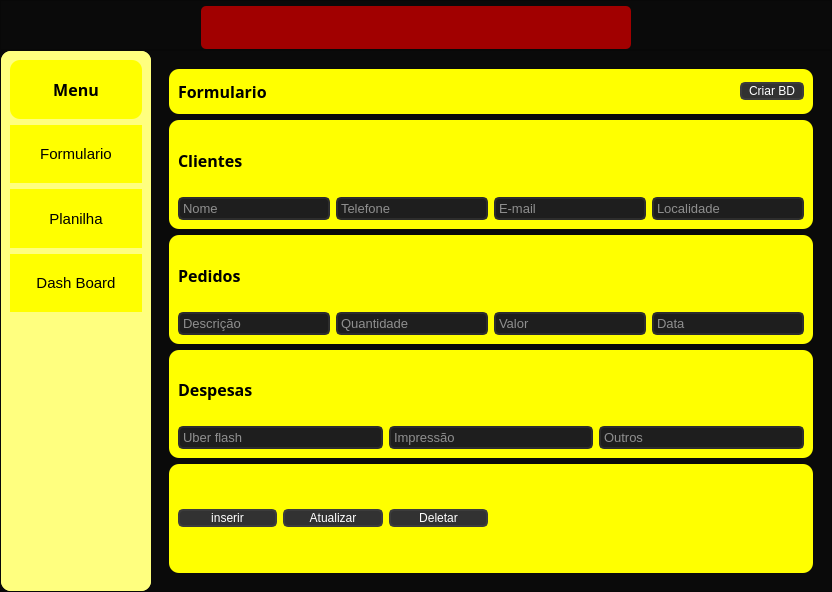
Before: the Qt Designer form v2.ui in Ton-Chyod-s/Estudo-sql-python, drawn with Qt 5.
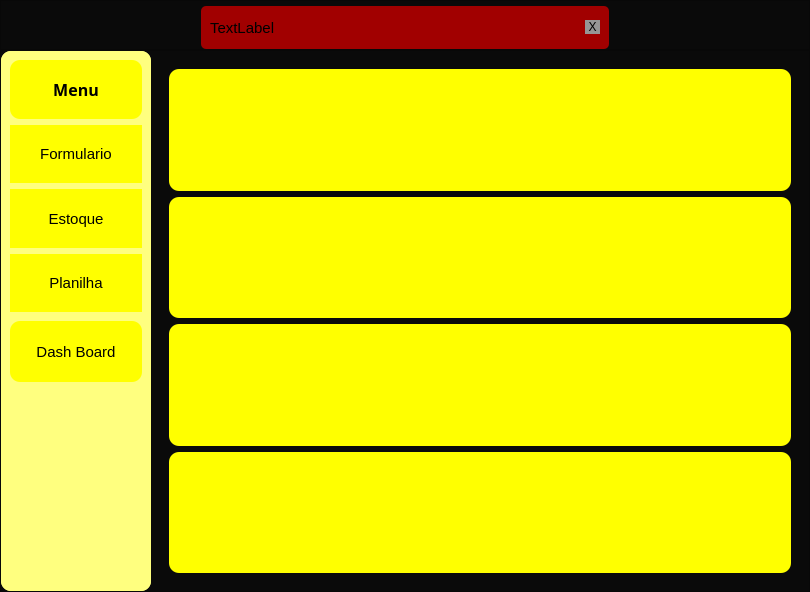
After: the same form once the commit is applied. The open tabs and pages were chosen to show the change.

The edit to the form file:
```diff
--- a/v2.ui
+++ b/v2.ui
@@ -6,7 +6,7 @@
    <rect>
     <x>0</x>
     <y>0</y>
-    <width>832</width>
+    <width>810</width>
     <height>592</height>
    </rect>
   </property>
@@ -102,6 +102,39 @@
          <property name="frameShadow">
           <enum>QFrame::Raised</enum>
          </property>
+         <layout class="QHBoxLayout" name="horizontalLayout_7">
+          <item>
+           <widget class="QLabel" name="label_erro">
+            <property name="font">
+             <font>
+              <family>Segoe UI</family>
+              <pointsize>11</pointsize>
+             </font>
+            </property>
+            <property name="text">
+             <string>TextLabel</string>
+            </property>
+           </widget>
+          </item>
+          <item>
+           <widget class="QPushButton" name="pushButton_erro">
+            <property name="maximumSize">
+             <size>
+              <width>15</width>
+              <height>16777215</height>
+             </size>
+            </property>
+            <property name="styleSheet">
+             <string notr="true">border: none;
+box-shadow: none;
+background-color: rgb(150, 150, 150);</string>
+            </property>
+            <property name="text">
+             <string>X</string>
+            </property>
+           </widget>
+          </item>
+         </layout>
         </widget>
        </item>
       </layout>
@@ -308,7 +341,7 @@
                  <number>0</number>
                 </property>
                 <item>
-                 <widget class="QPushButton" name="pushButton_planilha">
+                 <widget class="QPushButton" name="pushButton_estoque">
                   <property name="maximumSize">
                    <size>
                     <width>16777215</width>
@@ -326,7 +359,7 @@
 box-shadow: none;</string>
                   </property>
                   <property name="text">
-                   <string>Planilha</string>
+                   <string>Estoque</string>
                   </property>
                  </widget>
                 </item>
@@ -361,7 +394,7 @@
                  <number>0</number>
                 </property>
                 <item>
-                 <widget class="QPushButton" name="pushButton_dashboard">
+                 <widget class="QPushButton" name="pushButton_planilha">
                   <property name="maximumSize">
                    <size>
                     <width>16777215</width>
@@ -379,7 +412,7 @@
 box-shadow: none;</string>
                   </property>
                   <property name="text">
-                   <string>Dash Board</string>
+                   <string>Planilha</string>
                   </property>
                  </widget>
                 </item>
@@ -404,7 +437,7 @@
              <item>
               <widget class="QFrame" name="frame_5">
                <property name="styleSheet">
-                <string notr="true"/>
+                <string notr="true">background-color: rgb(255, 255, 0);</string>
                </property>
                <property name="frameShape">
                 <enum>QFrame::StyledPanel</enum>
@@ -412,7 +445,61 @@
                <property name="frameShadow">
                 <enum>QFrame::Raised</enum>
                </property>
-               <layout class="QVBoxLayout" name="verticalLayout_11"/>
+               <layout class="QVBoxLayout" name="verticalLayout_11">
+                <item>
+                 <widget class="QPushButton" name="pushButton_dashboard">
+                  <property name="maximumSize">
+                   <size>
+                    <width>16777215</width>
+                    <height>60</height>
+                   </size>
+                  </property>
+                  <property name="font">
+                   <font>
+                    <family>Segoe UI</family>
+                    <pointsize>11</pointsize>
+                   </font>
+                  </property>
+                  <property name="styleSheet">
+                   <string notr="true">border: none;
+box-shadow: none;</string>
+                  </property>
+                  <property name="text">
+                   <string>Dash Board</string>
+                  </property>
+                 </widget>
+                </item>
+               </layout>
+              </widget>
+             </item>
+             <item>
+              <widget class="QFrame" name="frame_12">
+               <property name="frameShape">
+                <enum>QFrame::StyledPanel</enum>
+               </property>
+               <property name="frameShadow">
+                <enum>QFrame::Raised</enum>
+               </property>
+              </widget>
+             </item>
+             <item>
+              <widget class="QFrame" name="frame_13">
+               <property name="frameShape">
+                <enum>QFrame::StyledPanel</enum>
+               </property>
+               <property name="frameShadow">
+                <enum>QFrame::Raised</enum>
+               </property>
+              </widget>
+             </item>
+             <item>
+              <widget class="QFrame" name="frame_14">
+               <property name="frameShape">
+                <enum>QFrame::StyledPanel</enum>
+               </property>
+               <property name="frameShadow">
+                <enum>QFrame::Raised</enum>
+               </property>
               </widget>
              </item>
             </layout>
@@ -452,6 +539,62 @@
             <property name="currentIndex">
              <number>0</number>
             </property>
+            <widget class="QWidget" name="estoque_page">
+             <layout class="QVBoxLayout" name="verticalLayout_16">
+              <item>
+               <widget class="QFrame" name="frame_19">
+                <property name="styleSheet">
+                 <string notr="true">background-color: rgb(255, 255, 0);</string>
+                </property>
+                <property name="frameShape">
+                 <enum>QFrame::StyledPanel</enum>
+                </property>
+                <property name="frameShadow">
+                 <enum>QFrame::Raised</enum>
+                </property>
+               </widget>
+              </item>
+              <item>
+               <widget class="QFrame" name="frame_33">
+                <property name="styleSheet">
+                 <string notr="true">background-color: rgb(255, 255, 0);</string>
+                </property>
+                <property name="frameShape">
+                 <enum>QFrame::StyledPanel</enum>
+                </property>
+                <property name="frameShadow">
+                 <enum>QFrame::Raised</enum>
+                </property>
+               </widget>
+              </item>
+              <item>
+               <widget class="QFrame" name="frame_32">
+                <property name="styleSheet">
+                 <string notr="true">background-color: rgb(255, 255, 0);</string>
+                </property>
+                <property name="frameShape">
+                 <enum>QFrame::StyledPanel</enum>
+                </property>
+                <property name="frameShadow">
+                 <enum>QFrame::Raised</enum>
+                </property>
+               </widget>
+              </item>
+              <item>
+               <widget class="QFrame" name="frame_34">
+                <property name="styleSheet">
+                 <string notr="true">background-color: rgb(255, 255, 0);</string>
+                </property>
+                <property name="frameShape">
+                 <enum>QFrame::StyledPanel</enum>
+                </property>
+                <property name="frameShadow">
+                 <enum>QFrame::Raised</enum>
+                </property>
+               </widget>
+              </item>
+             </layout>
+            </widget>
             <widget class="QWidget" name="formulario_page">
              <layout class="QVBoxLayout" name="verticalLayout_9">
               <item>
```
Left out of the diff: 84 changed lines with no effect on the pictures.
